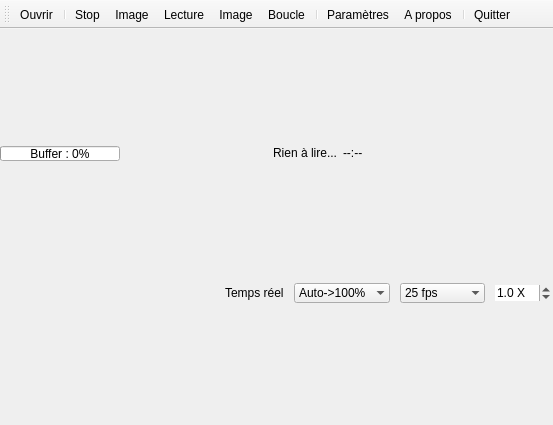
The window that src/mainwindow.ui (RxLaboratory/Dufrap) describes before a commit, drawn with Qt 5.
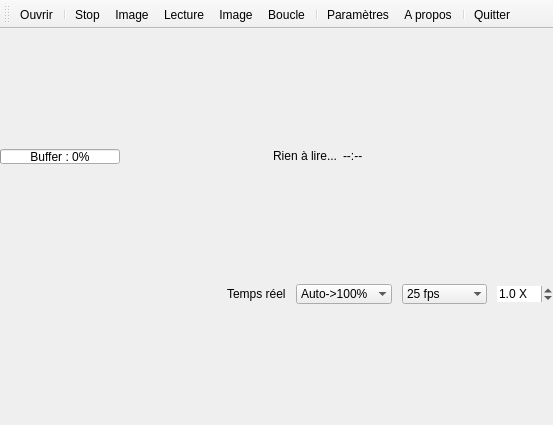
The same window after the commit. Icons and pictures are not drawn.

The edit to the form file:
```diff
--- a/src/mainwindow.ui
+++ b/src/mainwindow.ui
@@ -124,16 +124,16 @@
         <number>10</number>
        </property>
        <property name="leftMargin">
-        <number>2</number>
+        <number>0</number>
        </property>
        <property name="topMargin">
-        <number>5</number>
+        <number>0</number>
        </property>
        <property name="rightMargin">
-        <number>2</number>
+        <number>0</number>
        </property>
        <property name="bottomMargin">
-        <number>5</number>
+        <number>0</number>
        </property>
        <item>
         <spacer name="horizontalSpacer">
```
Left out of the diff: 9 changed lines with no effect on the pictures.
